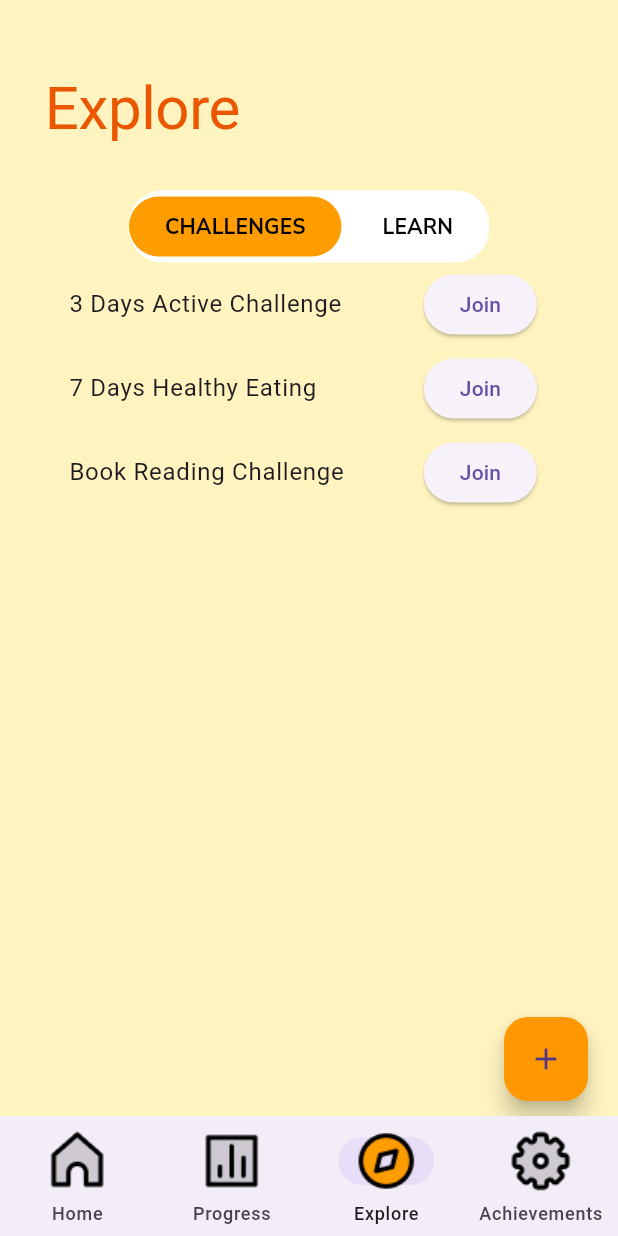
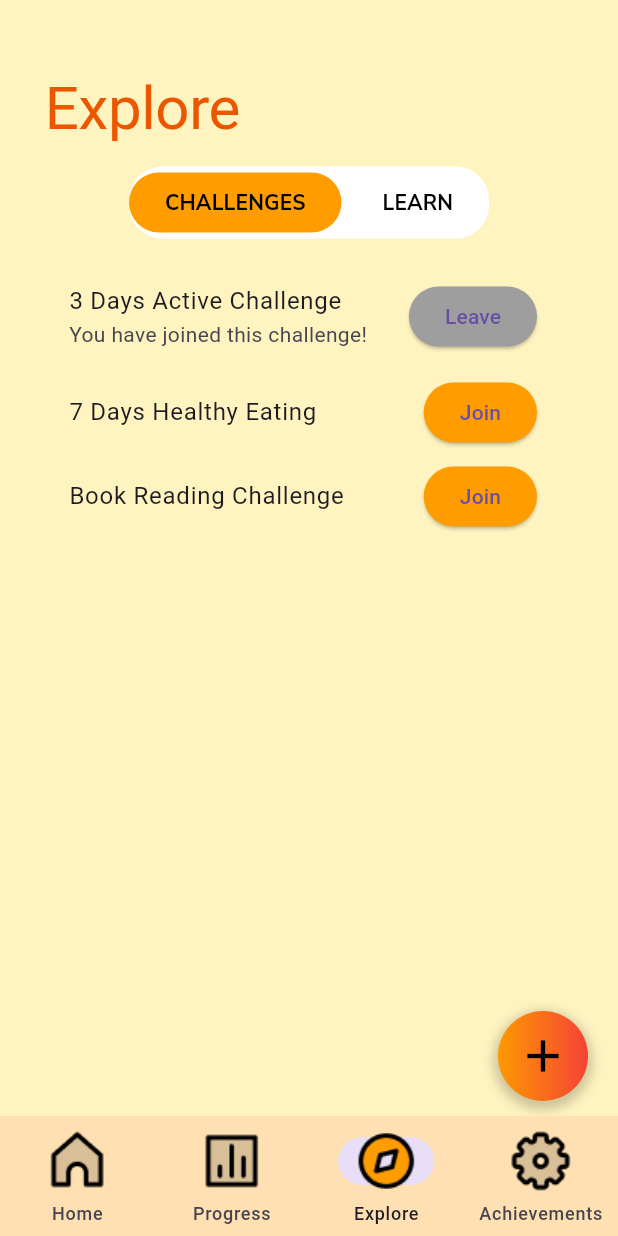
Before and after one commit to kjeegg/STREAKZ, a Flutter app: the screen it shows after launch, item 3 of the bottom bar chosen, after a tap on "Join", on a phone screen of 412 x 824 dp. Run offline on Flutter 3.47's test engine with Material 3 defaults, Android fonts, the phone set to English and light mode, and no system bars; our stand-ins replace google_fonts, shared_preferences; Roboto replaces fonts that are missing (Coiny).

Commit message:
updated links, navbar change color new add habit button added when 5 or more habits on home page will button to open all overlay is done but need remake progress screen

```diff
--- a/lib/screens/explore_screen.dart
+++ b/lib/screens/explore_screen.dart
@@ -1,9 +1,20 @@
 // lib/screens/explore_screen.dart
 
 import 'package:flutter/material.dart';
+import 'package:url_launcher/url_launcher.dart';
 import '../widgets/placeholder_image.dart';
 import 'package:habit_tracker_app/constants/colors.dart';
 import 'package:google_fonts/google_fonts.dart';
+
+/// A simple model for challenge items
+class ChallengeItem {
+  final String title;
+  bool isJoined;
+  ChallengeItem({
+    required this.title,
+    this.isJoined = false,
+  });
+}
 
 class ExploreScreen extends StatefulWidget {
   const ExploreScreen({Key? key}) : super(key: key);
@@ -15,6 +26,29 @@ class ExploreScreen extends StatefulWidget {
 class _ExploreScreenState extends State<ExploreScreen> {
   int _selectedTab = 0;
 
+  /// Challenge data, each item has a title and joined state
+  final List<ChallengeItem> _challenges = [
+    ChallengeItem(title: '3 Days Active Challenge'),
+    ChallengeItem(title: '7 Days Healthy Eating'),
+    ChallengeItem(title: 'Book Reading Challenge'),
+  ];
+
+  /// Learning articles
+  final List<Map<String, String>> _learningArticles = [
+    {
+      'title': 'Habits 101',
+      'url': 'https://www.heroic.us/101/habits',
+    },
+    {
+      'title': 'How to break bad habits?',
+      'url': 'https://newsinhealth.nih.gov/2012/01/breaking-bad-habits',
+    },
+    {
+      'title': 'Self-Discipline Tips',
+      'url': 'https://www.forbes.com/sites/brentgleeson/2020/08/25/8-powerful-ways-to-cultivate-extreme-self-discipline/',
+    },
+  ];
+
   @override
   Widget build(BuildContext context) {
     return SafeArea(
@@ -23,6 +57,7 @@ class _ExploreScreenState extends State<ExploreScreen> {
         child: Column(
           crossAxisAlignment: CrossAxisAlignment.start,
           children: [
+            // Title: Explore
             Text(
               "Explore",
               style: GoogleFonts.coiny(
@@ -33,7 +68,7 @@ class _ExploreScreenState extends State<ExploreScreen> {
               ),
             ),
             const SizedBox(height: 16),
-            const SizedBox(height: 16),
+            // Buttons: CHALLENGES / LEARN
             Center(
               child: Container(
                 width: 240,
@@ -49,8 +84,7 @@ class _ExploreScreenState extends State<ExploreScreen> {
                       style: ButtonStyle(
                         backgroundColor: _selectedTab == 0
                             ? MaterialStateProperty.all<Color>(habitPrimary)
-                            : MaterialStateProperty.all<Color>(
-                                Colors.transparent),
+                            : MaterialStateProperty.all<Color>(Colors.transparent),
                         elevation: MaterialStateProperty.all<double>(0),
                       ),
                       child: Text(
@@ -68,8 +102,7 @@ class _ExploreScreenState extends State<ExploreScreen> {
                       style: ButtonStyle(
                         backgroundColor: _selectedTab == 1
                             ? MaterialStateProperty.all<Color>(habitPrimary)
-                            : MaterialStateProperty.all<Color>(
-                                Colors.transparent),
+                            : MaterialStateProperty.all<Color>(Colors.transparent),
                         elevation: MaterialStateProperty.all<double>(0),
                       ),
                       child: Text(
@@ -86,6 +119,9 @@ class _ExploreScreenState extends State<ExploreScreen> {
                 ),
               ),
             ),
+            const SizedBox(height: 16),
+
+            // Main content (CHALLENGES or LEARN tab)
             Expanded(
               child: _selectedTab == 0 ? _buildChallenges() : _buildLearn(),
             ),
@@ -95,40 +131,59 @@ class _ExploreScreenState extends State<ExploreScreen> {
     );
   }
 
+  /// Builds the Challenges list
   Widget _buildChallenges() {
-    final challenges = [
-      '3 Days Active Challenge',
-      '7 Days Healthy Eating',
-      'Book Reading Challenge',
-    ];
     return ListView.builder(
-      itemCount: challenges.length,
+      itemCount: _challenges.length,
       itemBuilder: (context, index) {
+        final challenge = _challenges[index];
         return ListTile(
-          title: Text(challenges[index]),
+          title: Text(challenge.title),
+          subtitle: challenge.isJoined
+              ? const Text('You have joined this challenge!')
+              : null,
           trailing: ElevatedButton(
-            onPressed: () {},
-            child: const Text('Join'),
+            onPressed: () {
+              setState(() {
+                challenge.isJoined = !challenge.isJoined;
+              });
+            },
+            style: ElevatedButton.styleFrom(
+              backgroundColor: challenge.isJoined ? Colors.grey : habitPrimary,
+            ),
+            child: Text(challenge.isJoined ? 'Leave' : 'Join'),
           ),
         );
       },
     );
   }
 
+  /// Builds the Learn tab with articles
   Widget _buildLearn() {
-    final learnItems = [
-      'Habits 101',
-      'How to break bad habits?',
-      'Self-Discipline Tips',
-    ];
     return ListView.builder(
-      itemCount: learnItems.length,
+      itemCount: _learningArticles.length,
       itemBuilder: (context, index) {
+        final article = _learningArticles[index];
+        final title = article['title']!;
+        final url = article['url']!;
         return ListTile(
-          title: Text(learnItems[index]),
-          subtitle: const Text('Details...'),
+          title: Text(title),
+          subtitle: const Text('Tap to read'),
+          onTap: () => _openLink(url),
         );
       },
     );
   }
+
+  /// Open link in default browser
+  Future<void> _openLink(String urlString) async {
+    final Uri url = Uri.parse(urlString);
+    if (await canLaunchUrl(url)) {
+      await launchUrl(url, mode: LaunchMode.externalApplication);
+    } else {
+      ScaffoldMessenger.of(context).showSnackBar(
+        const SnackBar(content: Text('Could not open the link')),
+      );
+    }
+  }
 }
--- a/lib/screens/home_screen.dart
+++ b/lib/screens/home_screen.dart
@@ -1,11 +1,10 @@
-// lib/screens/home_screen.dart
-
 import 'package:flutter/material.dart';
 import '../services/local_storage_service.dart';
 import '../models/habit_model.dart';
 import 'package:habit_tracker_app/constants/colors.dart';
 import 'package:google_fonts/google_fonts.dart';
 
+/// HomeScreen is a StatefulWidget that represents the home screen of the habit tracker app.
 class HomeScreen extends StatefulWidget {
   const HomeScreen({Key? key}) : super(key: key);
 
@@ -46,17 +45,15 @@ class _HomeScreenState extends State<HomeScreen> {
     final dateStr =
         '${currentDate.day}.${currentDate.month}.${currentDate.year}';
 
-    return SafeArea(
+    return Scaffold(
+      body: SafeArea(
         child: SingleChildScrollView(
-        padding: const EdgeInsets.only(
-          left: 30,
-          right: 30,
-        ),
+          padding: const EdgeInsets.only(left: 30, right: 30),
           child: Column(
             crossAxisAlignment: CrossAxisAlignment.start,
             children: [
               Container(
-              margin: EdgeInsets.only(top: 50, bottom: 25),
+                margin: const EdgeInsets.only(top: 50, bottom: 25),
                 child: Text(
                   "Home",
                   style: GoogleFonts.coiny(
@@ -67,7 +64,7 @@ class _HomeScreenState extends State<HomeScreen> {
                   ),
                 ),
               ),
-            // Блок "Current Streak"
+              // Current Streak block
               Container(
                 padding: const EdgeInsets.all(20),
                 decoration: BoxDecoration(
@@ -105,7 +102,6 @@ class _HomeScreenState extends State<HomeScreen> {
                           width: 16,
                           height: 23,
                         ),
-
                       ],
                     ),
                   ],
@@ -113,10 +109,11 @@ class _HomeScreenState extends State<HomeScreen> {
               ),
               const SizedBox(height: 12),
 
-            // Дата
+              // Date
               Text(
                 'Today: $dateStr',
-              style: const TextStyle(fontSize: 16, fontWeight: FontWeight.bold),
+                style:
+                const TextStyle(fontSize: 16, fontWeight: FontWeight.bold),
               ),
               ElevatedButton(
                 onPressed: () {
@@ -124,23 +121,22 @@ class _HomeScreenState extends State<HomeScreen> {
                 },
                 child: const Text('Admin Panel'),
               ),
-
               const SizedBox(height: 16),
 
-            // Список привычек (или текст "нет привычек")
+              // Habit list or message
               _habits.isEmpty
                   ? const Text(
                 'There is no habits.\nPress "+" to add new.',
                 textAlign: TextAlign.center,
               )
                   : Column(
-                    children: _habits.map((habit) {
+                children: _habits.take(4).map((habit) {
                   return Container(
                     margin: const EdgeInsets.symmetric(vertical: 8),
                     padding: const EdgeInsets.symmetric(
                         horizontal: 16, vertical: 14),
                     decoration: BoxDecoration(
-                          color: Colors.white,
+                      color: Colors.orange[200],
                       borderRadius: BorderRadius.circular(12),
                     ),
                     child: Row(
@@ -149,7 +145,8 @@ class _HomeScreenState extends State<HomeScreen> {
                           child: Text(
                             habit.title,
                             style: const TextStyle(
-                                    fontSize: 16, fontWeight: FontWeight.w500),
+                                fontSize: 16,
+                                fontWeight: FontWeight.w500),
                           ),
                         ),
                         IconButton(
@@ -168,6 +165,19 @@ class _HomeScreenState extends State<HomeScreen> {
             ],
           ),
         ),
+      ),
+      // Floating button to "All Habits" screen
+      floatingActionButton: _habits.length > 4
+          ? FloatingActionButton.extended(
+        onPressed: () {
+          Navigator.pushNamed(context, '/allHabits');
+        },
+        label: const Text('All Habits'),
+        icon: const Icon(Icons.list),
+        backgroundColor: Colors.orange,
+      )
+          : null,
+      floatingActionButtonLocation: FloatingActionButtonLocation.centerDocked,
     );
   }
 }
--- a/lib/screens/main_screen.dart
+++ b/lib/screens/main_screen.dart
@@ -5,6 +5,8 @@ import 'progress_screen.dart';
 import 'explore_screen.dart';
 import 'achievements_screen.dart';
 
+/// MainScreen is a StatefulWidget that represents the main screen of the habit tracker app.
+/// It contains a PageView to navigate between different screens and a bottom navigation bar.
 class MainScreen extends StatefulWidget {
   const MainScreen({Key? key}) : super(key: key);
 
@@ -13,13 +15,13 @@ class MainScreen extends StatefulWidget {
 }
 
 class _MainScreenState extends State<MainScreen> {
-  // Индекс текущей вкладки
+  /// Index of the currently selected tab.
   int _currentIndex = 0;
 
-  // Контроллер PageView для перелистывания экранов
+  /// PageController to control the PageView for screen swiping.
   final PageController _pageController = PageController(initialPage: 0);
 
-  // Список экранов
+  /// List of screens to display in the PageView.
   final List<Widget> _screens = const [
     HomeScreen(),
     ProgressScreen(),
@@ -36,10 +38,9 @@ class _MainScreenState extends State<MainScreen> {
   @override
   Widget build(BuildContext context) {
     return Scaffold(
-      // Вместо floatingActionButton — используем Stack в body
       body: Stack(
         children: [
-          // Анимированный PageView с экранами
+          /// PageView to swipe between different screens.
           PageView(
             controller: _pageController,
             onPageChanged: (index) {
@@ -50,29 +51,39 @@ class _MainScreenState extends State<MainScreen> {
             children: _screens,
           ),
 
-          // Позиционируем кнопку "Add Habit" где хотим
-          Positioned(
-            // Например, на 20 пикселей от правого края и на 60 пикселей выше нижнего края
-            right: 20,
-            bottom: 10,
-            child: FloatingActionButton(
-              onPressed: () {
-                // Переход на экран добавления привычки
-                Navigator.pushNamed(context, '/addHabit').then((_) {
-                  // Когда вернулись, если надо обновить HomeScreen (индекс 0)
-                  if (_currentIndex == 0) {
-                    // Например, вызвать метод обновления через GlobalKey или т.п.
-                  }
-                });
-              },
-              backgroundColor: Colors.orange,
-              child: const Icon(Icons.add),
+          /// FloatingActionButton to navigate to the add habit screen.
+      Positioned(
+        right: 20,
+        bottom: 10,
+        child: GestureDetector(
+          onTap: () {
+            Navigator.pushNamed(context, '/addHabit');
+          },
+          child: Container(
+            width: 60,
+            height: 60,
+            decoration: BoxDecoration(
+              shape: BoxShape.circle, // Круглая форма
+              gradient: LinearGradient(
+                colors: [Colors.orange, Colors.red],
+              ),
+              boxShadow: [
+                BoxShadow(
+                  color: Colors.black.withOpacity(0.2),
+                  spreadRadius: 3,
+                  blurRadius: 6,
+                  offset: const Offset(0, 3), // Смещение тени
+                ),
+              ],
             ),
+            child: const Icon(Icons.add, color: Colors.black, size: 36),
           ),
+        ),
+      ),
         ],
       ),
 
-      // Нижняя панель навигации
+      /// Bottom navigation bar to switch between different screens.
       bottomNavigationBar: NavigationBar(
         selectedIndex: _currentIndex,
         onDestinationSelected: (newIndex) {
@@ -85,8 +96,10 @@ class _MainScreenState extends State<MainScreen> {
             curve: Curves.easeInOut,
           );
         },
+        backgroundColor: Colors.orange[100],
         destinations: [
           NavigationDestination(
+
             selectedIcon: Image.asset(
               'lib/assets/icons/home_on.png',
               width: 47,
--- a/pubspec.yaml
+++ b/pubspec.yaml
@@ -31,7 +31,7 @@ dependencies:
   flutter:
     sdk: flutter
   shared_preferences: ^2.0.15
-
+  url_launcher: ^6.1.10
 
   # The following adds the Cupertino Icons font to your application.
   # Use with the CupertinoIcons class for iOS style icons.
```
Also changed, not shown: lib/main.dart (+14 -14 lines), lib/screens/all_habits_screen.dart (+35 -7 lines), lib/services/local_storage_service.dart (+32 -7 lines), 7 other files. Lines whose indentation alone changed are shown as unchanged.
